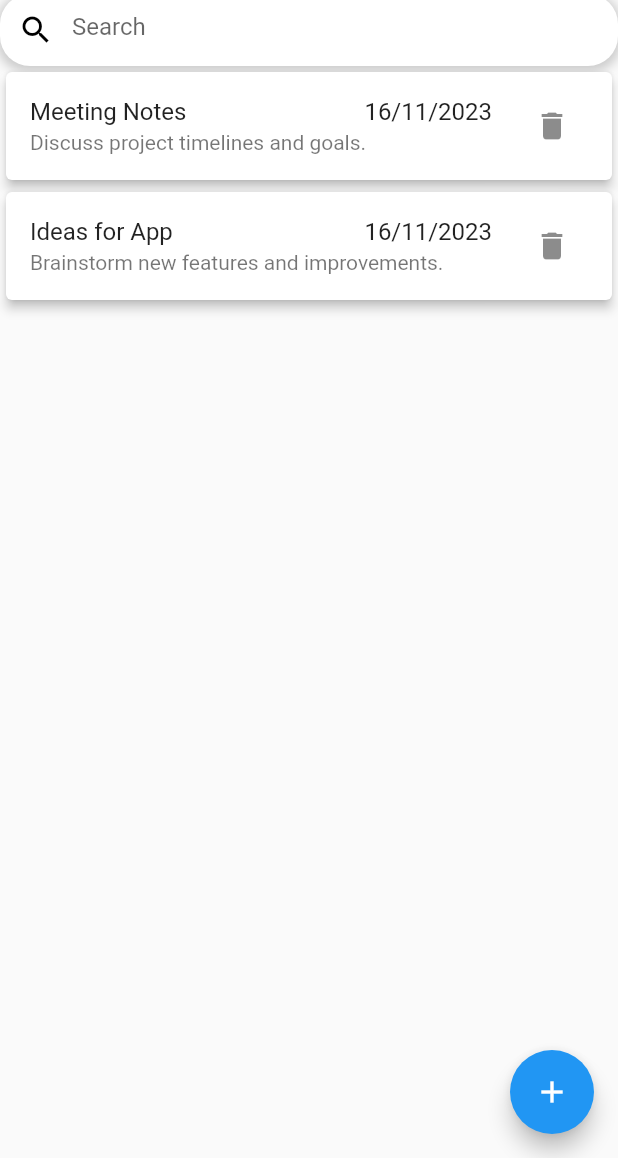
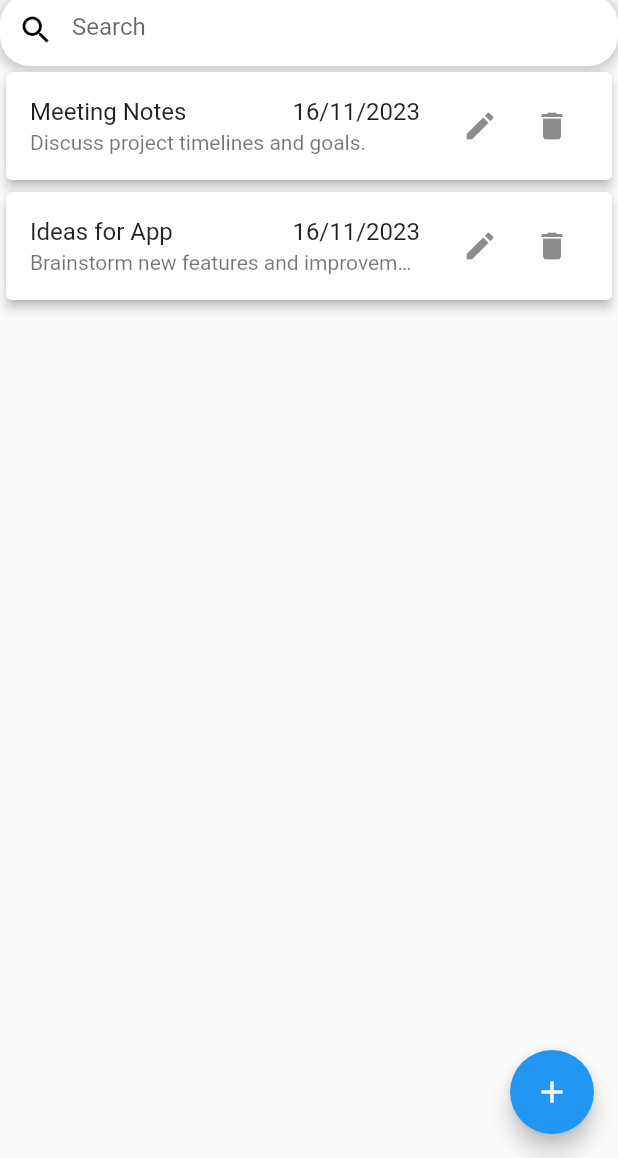
Before and after one commit to rahulbarna00/mobile-applications, a Flutter app: the screen it shows after launch, on a phone screen of 412 x 824 dp, the part 78-1236 px from its top. Run offline on Flutter 3.47's test engine with Material 2 defaults, Android fonts, the light colour scheme and no system bars.

Commit message:
Edit Task Full

```diff
--- a/lib/utils/NotesView.dart
+++ b/lib/utils/NotesView.dart
@@ -1,9 +1,10 @@
-//NotesView.dart
+// NotesView.dart
 import 'package:flutter/material.dart';
 import '../models/note_model.dart';
+import '../pages/TaskScreen.dart';
 
 class NotesView extends StatefulWidget {
-  final List<Note> notes; // Add this line to accept the notes list
+  final List<Note> notes;
 
   NotesView({required this.notes, Key? key}) : super(key: key);
 
@@ -16,7 +17,7 @@ class _NotesViewState extends State<NotesView> {
   Widget build(BuildContext context) {
     return ListView.builder(
       shrinkWrap: true,
-      itemCount: widget.notes.length, // Update references to notes
+      itemCount: widget.notes.length,
       itemBuilder: (context, index) {
         return Card(
           elevation: 3.0,
@@ -24,23 +25,33 @@ class _NotesViewState extends State<NotesView> {
             title: Row(
               mainAxisAlignment: MainAxisAlignment.spaceBetween,
               children: [
-                Text(widget.notes[index].title), // Update references to notes
+                Text(widget.notes[index].title),
                 Text(
-                  '${widget.notes[index].timestamp.day}/${widget.notes[index].timestamp.month}/${widget.notes[index].timestamp.year}', // Update references to notes
+                  '${widget.notes[index].timestamp.day}/${widget.notes[index].timestamp.month}/${widget.notes[index].timestamp.year}',
                 ),
               ],
             ),
             subtitle: Text(
-              widget.notes[index].content, // Update references to notes
+              widget.notes[index].content,
               maxLines: 1,
               overflow: TextOverflow.ellipsis,
             ),
-            trailing: IconButton(
-              icon: Icon(Icons.delete),
-              onPressed: () {
-                // Handle the delete task logic
-                _deleteTask(index);
-              },
+            trailing: Row(
+              mainAxisSize: MainAxisSize.min,
+              children: [
+                IconButton(
+                  icon: Icon(Icons.edit),
+                  onPressed: () {
+                    _editTask(context, widget.notes[index]);
+                  },
+                ),
+                IconButton(
+                  icon: Icon(Icons.delete),
+                  onPressed: () {
+                    _deleteTask(index);
+                  },
+                ),
+              ],
             ),
           ),
         );
@@ -48,8 +59,24 @@ class _NotesViewState extends State<NotesView> {
     );
   }
 
+  void _editTask(BuildContext context, Note existingNote) async {
+    // Navigate to the EditTaskScreen and pass the existing task data
+    final editedNote = await Navigator.push(
+      context,
+      MaterialPageRoute(builder: (context) => EditTaskScreen(note: existingNote)),
+    );
+
+    if (editedNote != null && editedNote is Note) {
+      // Update the notes list and rebuild the widget
+      setState(() {
+        // Find the index of the existing note and replace it with the edited note
+        final index = widget.notes.indexOf(existingNote);
+        widget.notes[index] = editedNote;
+      });
+    }
+  }
+
   void _deleteTask(int index) {
-    // Implement the logic to delete the task
     setState(() {
       widget.notes.removeAt(index);
     });
```
Also changed, not shown: lib/pages/TaskScreen.dart (+15 -9 lines).
